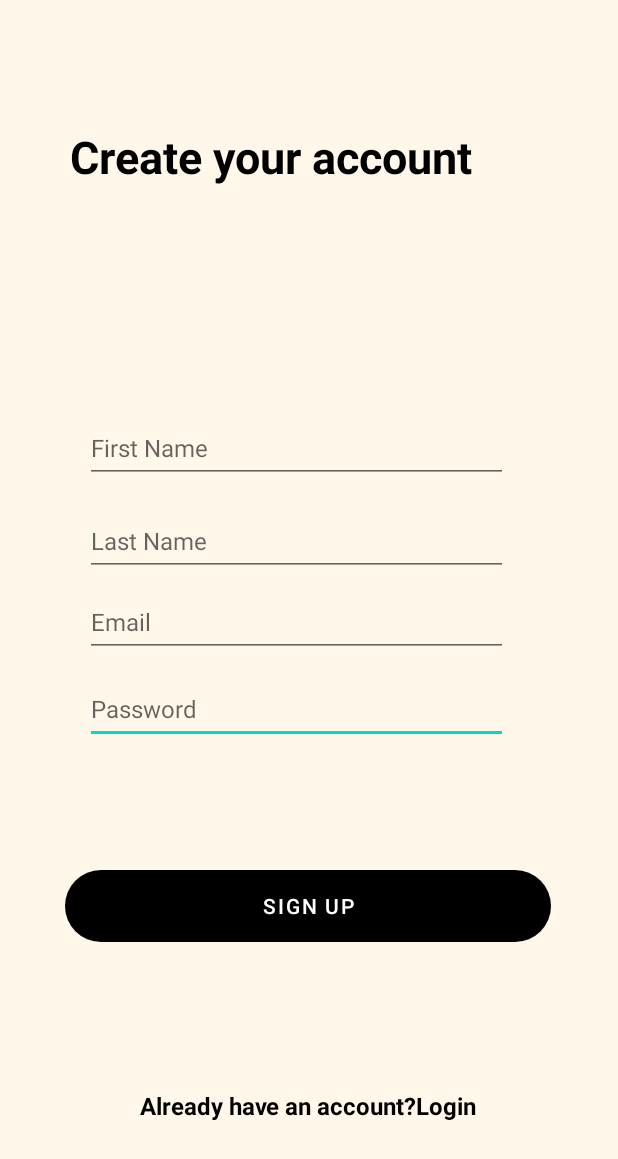
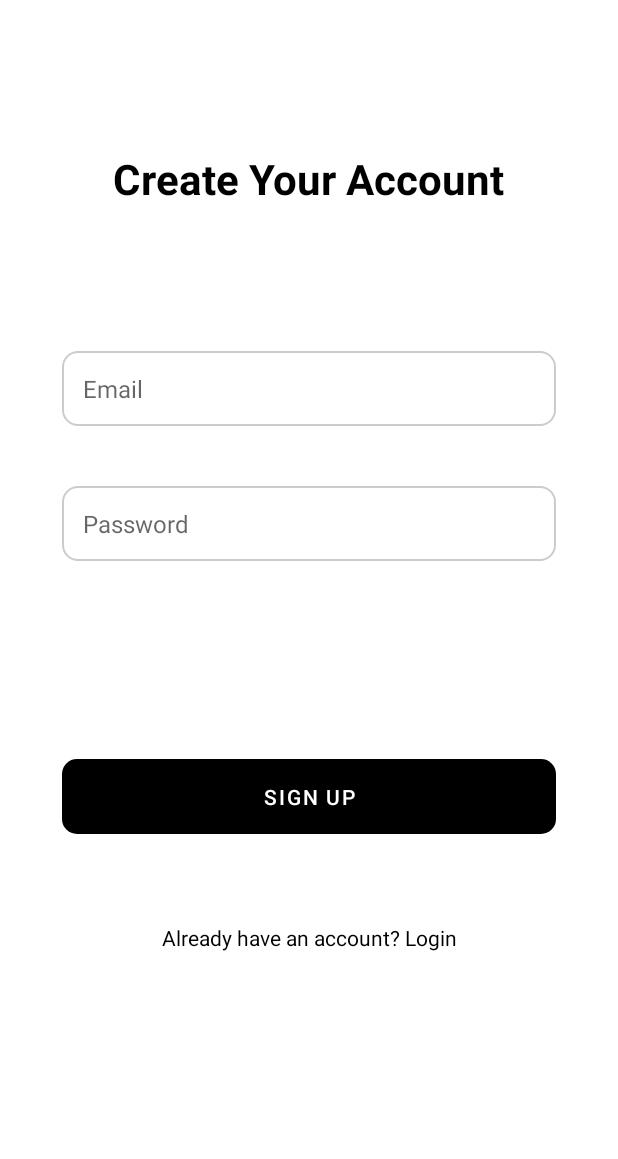
Before and after one commit to NashaliP/EAD_Mobile, an Android app: the SignupPage screen opened directly, with no data from a screen before it, on a phone screen of 412 x 824 dp. Shown: the top 1159 px of the screen. Run offline under Robolectric (Android 15) with nearby library versions, the phone set to English and light mode, and no system bars.

Commit message:
fix: change api connection

```diff
--- a/app/build.gradle
+++ b/app/build.gradle
@@ -32,7 +32,7 @@ dependencies {
     implementation 'com.squareup.retrofit2:retrofit:2.9.0'
     implementation 'com.squareup.retrofit2:converter-gson:2.9.0'
     implementation 'com.google.android.material:material:1.4.0'
-
+    implementation 'com.squareup.okhttp3:logging-interceptor:4.9.0'
     implementation 'androidx.appcompat:appcompat:1.5.1'
     implementation 'com.google.android.material:material:1.7.0'
     implementation 'androidx.constraintlayout:constraintlayout:2.1.4'
--- a/app/src/main/AndroidManifest.xml
+++ b/app/src/main/AndroidManifest.xml
@@ -112,7 +112,7 @@
         <!-- android:name="com.example.endura.MainActivity" -->
         <!-- android:exported="false" /> -->
         <activity
-            android:name=".activities.OrderHistoryActivity"
+            android:name=".activities.LandingPageActivity"
             android:exported="true">
             <intent-filter>
                 <action android:name="android.intent.action.MAIN" />
--- a/app/src/main/java/com/example/ead/activities/SignupPage.java
+++ b/app/src/main/java/com/example/ead/activities/SignupPage.java
@@ -157,6 +157,11 @@ public class SignupPage extends AppCompatActivity {
                             if (response.isSuccessful()) {
                                 UserResponse userResponse = response.body();
                                 Toast.makeText(SignupPage.this, userResponse.getMessage(), Toast.LENGTH_SHORT).show();
+
+                                // Navigate to the login page after successful signup
+                                Intent loginActivity = new Intent(SignupPage.this, LoginPage.class);
+                                startActivity(loginActivity);
+                                finish();
                             } else {
                                 try {
                                     String errorBody = response.errorBody().string();
--- a/app/src/main/java/com/example/ead/network/ApiClient.java
+++ b/app/src/main/java/com/example/ead/network/ApiClient.java
@@ -1,7 +1,10 @@
 package com.example.ead.network;
 
-import retrofit2.Retrofit;
-import retrofit2.converter.gson.GsonConverterFactory;
+        import okhttp3.OkHttpClient;
+        import okhttp3.logging.HttpLoggingInterceptor;
+        import retrofit2.Retrofit;
+        import retrofit2.converter.gson.GsonConverterFactory;
+
 
 public class ApiClient {
     private static final String BASE_URL = "http://10.0.2.2:15240/api/";
@@ -9,9 +12,17 @@ public class ApiClient {
 
     public static Retrofit getRetrofitInstance() {
         if (retrofit == null) {
+            HttpLoggingInterceptor loggingInterceptor = new HttpLoggingInterceptor();
+            loggingInterceptor.setLevel(HttpLoggingInterceptor.Level.BODY);
+
+            OkHttpClient client = new OkHttpClient.Builder()
+                    .addInterceptor(loggingInterceptor)
+                    .build();
+
             retrofit = new Retrofit.Builder()
                     .baseUrl(BASE_URL)
                     .addConverterFactory(GsonConverterFactory.create())
+                    .client(client)
                     .build();
         }
         return retrofit;
--- /dev/null
+++ b/app/src/main/res/drawable/button_background.xml
@@ -0,0 +1,8 @@
+<?xml version="1.0" encoding="utf-8"?>
+<shape xmlns:android="http://schemas.android.com/apk/res/android">
+    <gradient
+        android:angle="90"
+        android:startColor="#3F51B5"
+        android:endColor="#5C6BC0" />
+    <corners android:radius="10dp"/>
+</shape>
--- /dev/null
+++ b/app/src/main/res/drawable/edittext_background.xml
@@ -0,0 +1,6 @@
+<?xml version="1.0" encoding="utf-8"?>
+<shape xmlns:android="http://schemas.android.com/apk/res/android">
+    <solid android:color="@android:color/transparent"/>
+    <stroke android:width="1dp" android:color="#CCCCCC" />
+    <corners android:radius="10dp"/>
+</shape>
--- a/app/src/main/res/layout/activity_signup_page.xml
+++ b/app/src/main/res/layout/activity_signup_page.xml
@@ -4,131 +4,88 @@
     xmlns:tools="http://schemas.android.com/tools"
     android:layout_width="match_parent"
     android:layout_height="match_parent"
-    android:background="@color/beige"
     tools:context=".activities.SignupPage">
+
+    <!-- Header Text -->
+
+    <!-- Email EditText -->
+
+    <!-- Password EditText -->
+
+    <!-- Sign Up Button -->
+
+    <!-- Login Link -->
+
+    <!-- Progress Bar -->
 
     <TextView
         android:id="@+id/textView6"
         android:layout_width="wrap_content"
         android:layout_height="wrap_content"
-        android:layout_marginStart="32dp"
-        android:layout_marginTop="84dp"
-        android:layout_marginEnd="32dp"
-        android:text=" Create your account"
+        android:layout_marginTop="100dp"
+        android:text="Create Your Account"
         android:textColor="@color/black"
-        android:textSize="30sp"
+        android:textSize="28sp"
         android:textStyle="bold"
         app:layout_constraintEnd_toEndOf="parent"
-        app:layout_constraintHorizontal_bias="0.106"
         app:layout_constraintStart_toStartOf="parent"
         app:layout_constraintTop_toTopOf="parent" />
+
+    <EditText
+        android:id="@+id/etEmail"
+        android:layout_width="0dp"
+        android:layout_height="wrap_content"
+        android:layout_marginTop="96dp"
+        android:background="@drawable/edittext_background"
+        android:hint="Email"
+        android:inputType="textEmailAddress"
+        android:padding="14dp"
+        android:textSize="16sp"
+        app:layout_constraintEnd_toEndOf="parent"
+        app:layout_constraintStart_toStartOf="parent"
+        app:layout_constraintTop_toBottomOf="@id/textView6"
+        app:layout_constraintWidth_percent="0.8" />
+
+    <EditText
+        android:id="@+id/etPassword"
+        android:layout_width="0dp"
+        android:layout_height="wrap_content"
+        android:layout_marginTop="40dp"
+        android:background="@drawable/edittext_background"
+        android:hint="Password"
+        android:inputType="textPassword"
+        android:padding="14dp"
+        android:textSize="16sp"
+        app:layout_constraintEnd_toEndOf="parent"
+        app:layout_constraintStart_toStartOf="parent"
+        app:layout_constraintTop_toBottomOf="@id/etEmail"
+        app:layout_constraintWidth_percent="0.8" />
+
+    <Button
+        android:id="@+id/btnRegisterSignup"
+        android:layout_width="0dp"
+        android:layout_height="50dp"
+        android:layout_marginTop="132dp"
+        android:background="@drawable/button_background"
+        android:text="Sign Up"
+        android:textColor="@color/white"
+        app:layout_constraintEnd_toEndOf="parent"
+        app:layout_constraintStart_toStartOf="parent"
+        app:layout_constraintTop_toBottomOf="@id/etPassword"
+        app:layout_constraintWidth_percent="0.8" />
 
     <TextView
         android:id="@+id/tvLoginLink"
         android:layout_width="wrap_content"
         android:layout_height="wrap_content"
-        android:layout_marginStart="32dp"
-        android:layout_marginEnd="32dp"
-        android:layout_marginBottom="76dp"
-        android:text="Already have an account?Login"
+        android:layout_marginTop="40dp"
+        android:text="Already have an account? Login"
         android:textColor="@color/black"
-        android:textSize="16sp"
-        android:textStyle="bold"
+        android:textSize="14sp"
         app:layout_constraintBottom_toBottomOf="parent"
         app:layout_constraintEnd_toEndOf="parent"
-        app:layout_constraintHorizontal_bias="0.497"
-        app:layout_constraintStart_toStartOf="parent" />
+        app:layout_constraintStart_toStartOf="parent"
+        app:layout_constraintTop_toBottomOf="@id/btnRegisterSignup"
+        app:layout_constraintVertical_bias="0.094" />
 
-    <Button
-        android:id="@+id/btnRegisterSignup"
-        android:layout_width="324dp"
-        android:layout_height="48dp"
-        android:layout_marginStart="32dp"
-        android:layout_marginEnd="32dp"
-        android:layout_marginBottom="196dp"
-        android:background="@drawable/edit_btn_bg"
-        android:backgroundTint="@color/black"
-        android:text="Sign Up"
-        android:textColor="@color/white"
-        app:layout_constraintBottom_toBottomOf="parent"
-        app:layout_constraintEnd_toEndOf="parent"
-        app:layout_constraintHorizontal_bias="0.478"
-        app:layout_constraintStart_toStartOf="parent" />
-
-    <EditText
-        android:id="@+id/etPassword"
-        android:layout_width="282dp"
-        android:layout_height="46dp"
-        android:layout_marginStart="32dp"
-        android:layout_marginEnd="32dp"
-        android:layout_marginBottom="84dp"
-        android:ems="10"
-        android:hint="Password"
-        android:inputType="textPassword"
-        android:textSize="16sp"
-        app:layout_constraintBottom_toTopOf="@+id/btnRegisterSignup"
-        app:layout_constraintEnd_toEndOf="parent"
-        app:layout_constraintHorizontal_bias="0.369"
-        app:layout_constraintStart_toStartOf="parent" />
-
-    <EditText
-        android:id="@+id/etLname"
-        android:layout_width="282dp"
-        android:layout_height="46dp"
-        android:layout_marginStart="32dp"
-        android:layout_marginEnd="32dp"
-        android:layout_marginBottom="8dp"
-        android:ems="10"
-        android:hint="Last Name"
-        android:inputType="textPersonName"
-        android:textSize="16sp"
-        app:layout_constraintBottom_toTopOf="@+id/etEmail"
-        app:layout_constraintEnd_toEndOf="parent"
-        app:layout_constraintHorizontal_bias="0.369"
-        app:layout_constraintStart_toStartOf="parent" />
-
-    <EditText
-        android:id="@+id/etEmail"
-        android:layout_width="282dp"
-        android:layout_height="46dp"
-        android:layout_marginStart="32dp"
-        android:layout_marginEnd="32dp"
-        android:layout_marginBottom="12dp"
-        android:ems="10"
-        android:hint="Email"
-        android:inputType="textPersonName"
-        android:textSize="16sp"
-        app:layout_constraintBottom_toTopOf="@+id/etPassword"
-        app:layout_constraintEnd_toEndOf="parent"
-        app:layout_constraintHorizontal_bias="0.369"
-        app:layout_constraintStart_toStartOf="parent" />
-
-    <EditText
-        android:id="@+id/etFname"
-        android:layout_width="282dp"
-        android:layout_height="46dp"
-        android:layout_marginStart="32dp"
-        android:layout_marginEnd="32dp"
-        android:layout_marginBottom="16dp"
-        android:ems="10"
-        android:hint="First Name"
-        android:inputType="textPersonName"
-        android:textSize="16sp"
-        app:layout_constraintBottom_toTopOf="@+id/etLname"
-        app:layout_constraintEnd_toEndOf="parent"
-        app:layout_constraintHorizontal_bias="0.369"
-        app:layout_constraintStart_toStartOf="parent" />
-
-    <ProgressBar
-        android:id="@+id/progressBar"
-        style="?android:attr/progressBarStyle"
-        android:layout_width="wrap_content"
-        android:layout_height="wrap_content"
-        android:layout_marginBottom="16dp"
-        android:elevation="10dp"
-        android:visibility="gone"
-        app:layout_constraintBottom_toTopOf="@+id/etFname"
-        app:layout_constraintEnd_toEndOf="parent"
-        app:layout_constraintHorizontal_bias="0.498"
-        app:layout_constraintStart_toStartOf="parent" />
 </androidx.constraintlayout.widget.ConstraintLayout>
```
